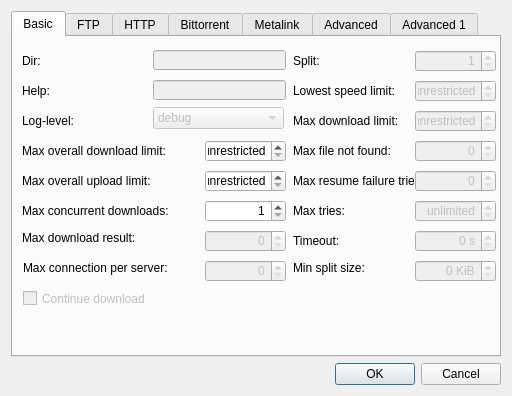
This is globaloptions.ui in DragonZX/aria2cremote as Qt 5 draws it before an edit. The edited form follows.
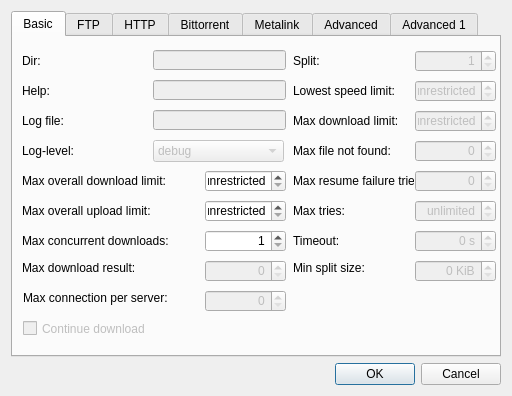
This is the edited form. Icons and pictures are not drawn.

Commit message: add log to global option

```diff
--- a/globaloptions.ui
+++ b/globaloptions.ui
@@ -129,7 +129,7 @@
        <property name="geometry">
         <rect>
          <x>9</x>
-         <y>73</y>
+         <y>103</y>
          <width>131</width>
          <height>22</height>
         </rect>
@@ -183,7 +183,7 @@
        <property name="geometry">
         <rect>
          <x>9</x>
-         <y>103</y>
+         <y>133</y>
          <width>181</width>
          <height>22</height>
         </rect>
@@ -199,7 +199,7 @@
        <property name="geometry">
         <rect>
          <x>192</x>
-         <y>103</y>
+         <y>133</y>
          <width>81</width>
          <height>22</height>
         </rect>
@@ -253,7 +253,7 @@
        <property name="geometry">
         <rect>
          <x>9</x>
-         <y>133</y>
+         <y>163</y>
          <width>181</width>
          <height>22</height>
         </rect>
@@ -269,7 +269,7 @@
        <property name="geometry">
         <rect>
          <x>192</x>
-         <y>133</y>
+         <y>163</y>
          <width>81</width>
          <height>22</height>
         </rect>
@@ -323,7 +323,7 @@
        <property name="geometry">
         <rect>
          <x>9</x>
-         <y>163</y>
+         <y>193</y>
          <width>181</width>
          <height>22</height>
         </rect>
@@ -339,7 +339,7 @@
        <property name="geometry">
         <rect>
          <x>192</x>
-         <y>163</y>
+         <y>193</y>
          <width>81</width>
          <height>22</height>
         </rect>
@@ -383,7 +383,7 @@
        <property name="geometry">
         <rect>
          <x>10</x>
-         <y>253</y>
+         <y>283</y>
          <width>181</width>
          <height>17</height>
         </rect>
@@ -517,7 +517,7 @@
        <property name="geometry">
         <rect>
          <x>10</x>
-         <y>223</y>
+         <y>253</y>
          <width>181</width>
          <height>16</height>
         </rect>
@@ -536,7 +536,7 @@
        <property name="geometry">
         <rect>
          <x>192</x>
-         <y>223</y>
+         <y>253</y>
          <width>81</width>
          <height>22</height>
         </rect>
@@ -555,7 +555,7 @@
        <property name="geometry">
         <rect>
          <x>9</x>
-         <y>193</y>
+         <y>223</y>
          <width>181</width>
          <height>16</height>
         </rect>
@@ -574,7 +574,7 @@
        <property name="geometry">
         <rect>
          <x>192</x>
-         <y>193</y>
+         <y>223</y>
          <width>81</width>
          <height>22</height>
         </rect>
@@ -640,7 +640,7 @@
        <property name="geometry">
         <rect>
          <x>140</x>
-         <y>70</y>
+         <y>103</y>
          <width>131</width>
          <height>22</height>
         </rect>
@@ -674,6 +674,35 @@
         </property>
        </item>
       </widget>
+      <widget class="QLabel" name="label_52">
+       <property name="geometry">
+        <rect>
+         <x>9</x>
+         <y>73</y>
+         <width>131</width>
+         <height>22</height>
+        </rect>
+       </property>
+       <property name="text">
+        <string>Log file:</string>
+       </property>
+       <property name="buddy">
+        <cstring>lineEdit_Help</cstring>
+       </property>
+      </widget>
+      <widget class="QLineEdit" name="lineEdit_LogFile">
+       <property name="enabled">
+        <bool>false</bool>
+       </property>
+       <property name="geometry">
+        <rect>
+         <x>140</x>
+         <y>73</y>
+         <width>133</width>
+         <height>20</height>
+        </rect>
+       </property>
+      </widget>
      </widget>
      <widget class="QWidget" name="tab_2">
       <attribute name="title">
```
Left out of the diff: 3 changed lines with no effect on the pictures. The commit also changes 1 other file.
